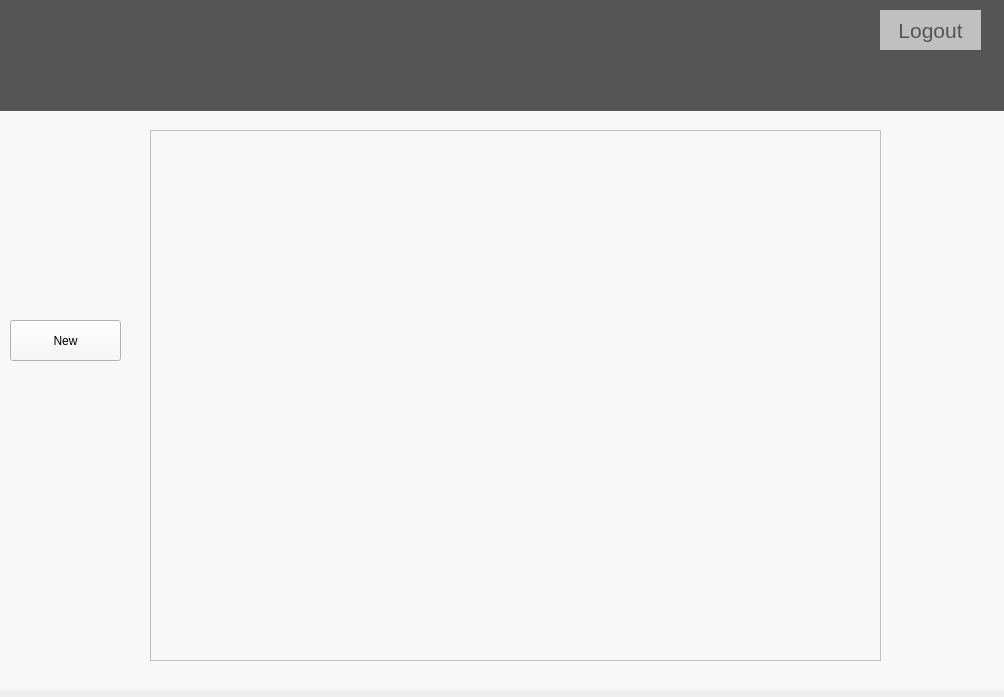
Old version of the form QT/payment.ui in the repository LuciaCG/Bluebird.
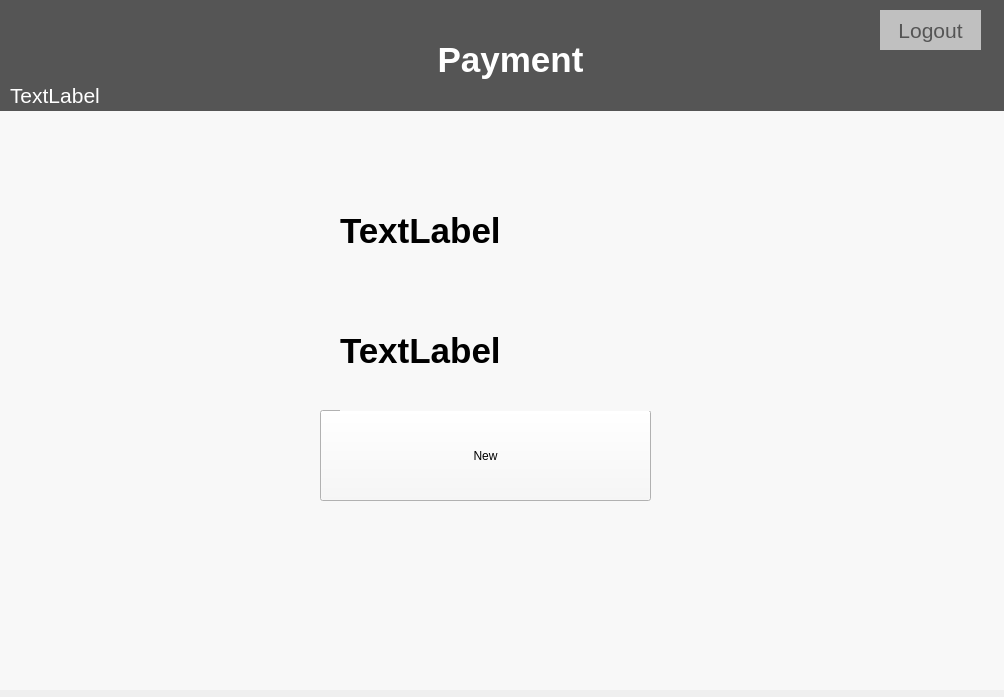
New version of the form.

Diff of the .ui file:
```diff
--- a/QT/payment.ui
+++ b/QT/payment.ui
@@ -43,8 +43,8 @@
       <rect>
        <x>10</x>
        <y>10</y>
-       <width>861</width>
-       <height>101</height>
+       <width>221</width>
+       <height>31</height>
       </rect>
      </property>
      <property name="styleSheet">
@@ -133,57 +133,55 @@
     <zorder>connection</zorder>
     <zorder>user</zorder>
    </widget>
-   <widget class="QLabel" name="due">
-    <property name="geometry">
-     <rect>
-      <x>300</x>
-      <y>140</y>
-      <width>271</width>
-      <height>71</height>
-     </rect>
-    </property>
-    <property name="text">
-     <string/>
-    </property>
-   </widget>
-   <widget class="QTableWidget" name="tableWidget">
-    <property name="geometry">
-     <rect>
-      <x>150</x>
-      <y>130</y>
-      <width>731</width>
-      <height>531</height>
-     </rect>
-    </property>
-    <property name="styleSheet">
-     <string notr="true">QHeaderView::section { background-color:#555555; color:#FFFFFF; font-weight:bold;}</string>
-    </property>
-    <property name="horizontalScrollBarPolicy">
-     <enum>Qt::ScrollBarAlwaysOff</enum>
-    </property>
-    <property name="editTriggers">
-     <set>QAbstractItemView::NoEditTriggers</set>
-    </property>
-    <property name="tabKeyNavigation">
-     <bool>false</bool>
-    </property>
-    <property name="selectionBehavior">
-     <enum>QAbstractItemView::SelectRows</enum>
-    </property>
-   </widget>
    <widget class="QPushButton" name="next">
     <property name="geometry">
      <rect>
-      <x>10</x>
-      <y>320</y>
-      <width>111</width>
-      <height>41</height>
+      <x>320</x>
+      <y>410</y>
+      <width>331</width>
+      <height>91</height>
      </rect>
     </property>
     <property name="text">
      <string>New</string>
     </property>
    </widget>
+   <widget class="QLabel" name="Changes">
+    <property name="geometry">
+     <rect>
+      <x>340</x>
+      <y>290</y>
+      <width>331</width>
+      <height>121</height>
+     </rect>
+    </property>
+    <property name="styleSheet">
+     <string notr="true">text-align: center;
+font-size:26pt;
+font-weight:bold;</string>
+    </property>
+    <property name="text">
+     <string>TextLabel</string>
+    </property>
+   </widget>
+   <widget class="QLabel" name="Movie">
+    <property name="geometry">
+     <rect>
+      <x>340</x>
+      <y>170</y>
+      <width>331</width>
+      <height>121</height>
+     </rect>
+    </property>
+    <property name="styleSheet">
+     <string notr="true">text-align: center;
+font-size:26pt;
+font-weight:bold;</string>
+    </property>
+    <property name="text">
+     <string>TextLabel</string>
+    </property>
+   </widget>
   </widget>
  </widget>
  <resources/>
```
